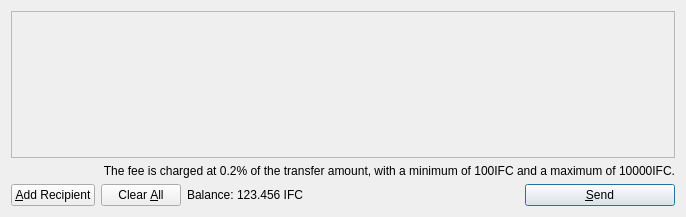
WilliamXuu/InfiniteCoin, file src/qt/forms/sendcoinsdialog.ui: the form before one commit.
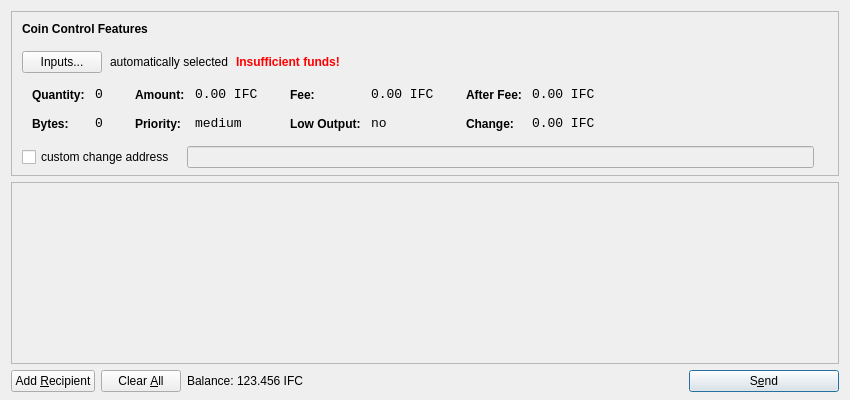
The form after the commit. Icons and pictures are not drawn.

What changed in the file:
```diff
--- a/src/qt/forms/sendcoinsdialog.ui
+++ b/src/qt/forms/sendcoinsdialog.ui
@@ -6,14 +6,615 @@
    <rect>
     <x>0</x>
     <y>0</y>
-    <width>686</width>
-    <height>217</height>
+    <width>850</width>
+    <height>400</height>
    </rect>
   </property>
   <property name="windowTitle">
    <string>Send Coins</string>
   </property>
-  <layout class="QVBoxLayout" name="verticalLayout">
+  <layout class="QVBoxLayout" name="verticalLayout" stretch="0,1,0">
+   <property name="bottomMargin">
+    <number>8</number>
+   </property>
+   <item>
+    <widget class="QFrame" name="frameCoinControl">
+     <property name="sizePolicy">
+      <sizepolicy hsizetype="Expanding" vsizetype="Expanding">
+       <horstretch>0</horstretch>
+       <verstretch>0</verstretch>
+      </sizepolicy>
+     </property>
+     <property name="maximumSize">
+      <size>
+       <width>16777215</width>
+       <height>16777215</height>
+      </size>
+     </property>
+     <property name="frameShape">
+      <enum>QFrame::StyledPanel</enum>
+     </property>
+     <property name="frameShadow">
+      <enum>QFrame::Sunken</enum>
+     </property>
+     <layout class="QVBoxLayout" name="verticalLayoutCoinControl2">
+      <property name="spacing">
+       <number>-1</number>
+      </property>
+      <property name="leftMargin">
+       <number>0</number>
+      </property>
+      <property name="topMargin">
+       <number>0</number>
+      </property>
+      <property name="rightMargin">
+       <number>0</number>
+      </property>
+      <property name="bottomMargin">
+       <number>6</number>
+      </property>
+      <item>
+       <layout class="QVBoxLayout" name="verticalLayoutCoinControl" stretch="0,0,0,0,1">
+        <property name="spacing">
+         <number>0</number>
+        </property>
+        <property name="leftMargin">
+         <number>10</number>
+        </property>
+        <property name="topMargin">
+         <number>10</number>
+        </property>
+        <item>
+         <layout class="QHBoxLayout" name="horizontalLayoutCoinControl1">
+          <property name="bottomMargin">
+           <number>15</number>
+          </property>
+          <item>
+           <widget class="QLabel" name="labelCoinControlFeatures">
+            <property name="sizePolicy">
+             <sizepolicy hsizetype="Preferred" vsizetype="Maximum">
+              <horstretch>0</horstretch>
+              <verstretch>0</verstretch>
+             </sizepolicy>
+            </property>
+            <property name="font">
+             <font>
+              <weight>75</weight>
+              <bold>true</bold>
+             </font>
+            </property>
+            <property name="styleSheet">
+             <string notr="true">font-weight:bold;</string>
+            </property>
+            <property name="text">
+             <string>Coin Control Features</string>
+            </property>
+           </widget>
+          </item>
+         </layout>
+        </item>
+        <item>
+         <layout class="QHBoxLayout" name="horizontalLayoutCoinControl2" stretch="0,0,0,0">
+          <property name="spacing">
+           <number>8</number>
+          </property>
+          <property name="bottomMargin">
+           <number>10</number>
+          </property>
+          <item>
+           <widget class="QPushButton" name="pushButtonCoinControl">
+            <property name="styleSheet">
+             <string notr="true"/>
+            </property>
+            <property name="text">
+             <string>Inputs...</string>
+            </property>
+           </widget>
+          </item>
+          <item>
+           <widget class="QLabel" name="labelCoinControlAutomaticallySelected">
+            <property name="text">
+             <string>automatically selected</string>
+            </property>
+            <property name="margin">
+             <number>5</number>
+            </property>
+           </widget>
+          </item>
+          <item>
+           <widget class="QLabel" name="labelCoinControlInsuffFunds">
+            <property name="font">
+             <font>
+              <weight>75</weight>
+              <bold>true</bold>
+             </font>
+            </property>
+            <property name="styleSheet">
+             <string notr="true">color:red;font-weight:bold;</string>
+            </property>
+            <property name="text">
+             <string>Insufficient funds!</string>
+            </property>
+            <property name="margin">
+             <number>5</number>
+            </property>
+           </widget>
+          </item>
+          <item>
+           <spacer name="horizontalSpacerCoinControl">
+            <property name="orientation">
+             <enum>Qt::Horizontal</enum>
+            </property>
+            <property name="sizeHint" stdset="0">
+             <size>
+              <width>40</width>
+              <height>1</height>
+             </size>
+            </property>
+           </spacer>
+          </item>
+         </layout>
+        </item>
+        <item>
+         <widget class="QWidget" name="widgetCoinControl" native="true">
+          <property name="sizePolicy">
+           <sizepolicy hsizetype="Preferred" vsizetype="Preferred">
+            <horstretch>0</horstretch>
+            <verstretch>0</verstretch>
+           </sizepolicy>
+          </property>
+          <property name="minimumSize">
+           <size>
+            <width>0</width>
+            <height>0</height>
+           </size>
+          </property>
+          <property name="styleSheet">
+           <string notr="true"/>
+          </property>
+          <layout class="QHBoxLayout" name="horizontalLayoutCoinControl5">
+           <property name="margin">
+            <number>0</number>
+           </property>
+           <item>
+            <layout class="QHBoxLayout" name="horizontalLayoutCoinControl3" stretch="0,0,0,1">
+             <property name="spacing">
+              <number>20</number>
+             </property>
+             <property name="topMargin">
+              <number>0</number>
+             </property>
+             <property name="bottomMargin">
+              <number>10</number>
+             </property>
+             <item>
+              <layout class="QFormLayout" name="formLayoutCoinControl1">
+               <property name="horizontalSpacing">
+                <number>10</number>
+               </property>
+               <property name="verticalSpacing">
+                <number>14</number>
+               </property>
+               <property name="leftMargin">
+                <number>10</number>
+               </property>
+               <property name="topMargin">
+                <number>4</number>
+               </property>
+               <property name="rightMargin">
+                <number>6</number>
+               </property>
+               <item row="0" column="0">
+                <widget class="QLabel" name="labelCoinControlQuantityText">
+                 <property name="styleSheet">
+                  <string notr="true">font-weight:bold;</string>
+                 </property>
+                 <property name="text">
+                  <string>Quantity:</string>
+                 </property>
+                 <property name="margin">
+                  <number>0</number>
+                 </property>
+                </widget>
+               </item>
+               <item row="0" column="1">
+                <widget class="QLabel" name="labelCoinControlQuantity">
+                 <property name="font">
+                  <font>
+                   <family>Monospace</family>
+                   <pointsize>10</pointsize>
+                  </font>
+                 </property>
+                 <property name="cursor">
+                  <cursorShape>IBeamCursor</cursorShape>
+                 </property>
+                 <property name="contextMenuPolicy">
+                  <enum>Qt::ActionsContextMenu</enum>
+                 </property>
+                 <property name="text">
+                  <string notr="true">0</string>
+                 </property>
+                 <property name="margin">
+                  <number>0</number>
+                 </property>
+                 <property name="textInteractionFlags">
+                  <set>Qt::LinksAccessibleByMouse|Qt::TextSelectableByKeyboard|Qt::TextSelectableByMouse</set>
+                 </property>
+                </widget>
+               </item>
+               <item row="1" column="0">
+                <widget class="QLabel" name="labelCoinControlBytesText">
+                 <property name="styleSheet">
+                  <string notr="true">font-weight:bold;</string>
+                 </property>
+                 <property name="text">
+                  <string>Bytes:</string>
+                 </property>
+                </widget>
+               </item>
+               <item row="1" column="1">
+                <widget class="QLabel" name="labelCoinControlBytes">
+                 <property name="font">
+                  <font>
+                   <family>Monospace</family>
+                   <pointsize>10</pointsize>
+                  </font>
+                 </property>
+                 <property name="cursor">
+                  <cursorShape>IBeamCursor</cursorShape>
+                 </property>
+                 <property name="contextMenuPolicy">
+                  <enum>Qt::ActionsContextMenu</enum>
+                 </property>
+                 <property name="text">
+                  <string notr="true">0</string>
+                 </property>
+                 <property name="textInteractionFlags">
+                  <set>Qt::LinksAccessibleByMouse|Qt::TextSelectableByKeyboard|Qt::TextSelectableByMouse</set>
+                 </property>
+                </widget>
+               </item>
+              </layout>
+             </item>
+             <item>
+              <layout class="QFormLayout" name="formLayoutCoinControl2">
+               <property name="horizontalSpacing">
+                <number>10</number>
+               </property>
+               <property name="verticalSpacing">
+                <number>14</number>
+               </property>
+               <property name="leftMargin">
+                <number>6</number>
+               </property>
+               <property name="topMargin">
+                <number>4</number>
+               </property>
+               <property name="rightMargin">
+                <number>6</number>
+               </property>
+               <item row="0" column="0">
+                <widget class="QLabel" name="labelCoinControlAmountText">
+                 <property name="styleSheet">
+                  <string notr="true">font-weight:bold;</string>
+                 </property>
+                 <property name="text">
+                  <string>Amount:</string>
+                 </property>
+                 <property name="margin">
+                  <number>0</number>
+                 </property>
+                </widget>
+               </item>
+               <item row="0" column="1">
+                <widget class="QLabel" name="labelCoinControlAmount">
+                 <property name="font">
+                  <font>
+                   <family>Monospace</family>
+                   <pointsize>10</pointsize>
+                  </font>
+                 </property>
+                 <property name="cursor">
+                  <cursorShape>IBeamCursor</cursorShape>
+                 </property>
+                 <property name="contextMenuPolicy">
+                  <enum>Qt::ActionsContextMenu</enum>
+                 </property>
+                 <property name="text">
+                  <string notr="true">0.00 IFC</string>
+                 </property>
+                 <property name="textInteractionFlags">
+                  <set>Qt::LinksAccessibleByMouse|Qt::TextSelectableByKeyboard|Qt::TextSelectableByMouse</set>
+                 </property>
+                </widget>
+               </item>
+               <item row="1" column="0">
+                <widget class="QLabel" name="labelCoinControlPriorityText">
+                 <property name="styleSheet">
+                  <string notr="true">font-weight:bold;</string>
+                 </property>
+                 <property name="text">
+                  <string>Priority:</string>
+                 </property>
+                </widget>
+               </item>
+               <item row="1" column="1">
+                <widget class="QLabel" name="labelCoinControlPriority">
+                 <property name="font">
+                  <font>
+                   <family>Monospace</family>
+                   <pointsize>10</pointsize>
+                  </font>
+                 </property>
+                 <property name="cursor">
+                  <cursorShape>IBeamCursor</cursorShape>
+                 </property>
+                 <property name="contextMenuPolicy">
+                  <enum>Qt::ActionsContextMenu</enum>
+                 </property>
+                 <property name="text">
+                  <string>medium</string>
+                 </property>
+                 <property name="textInteractionFlags">
+                  <set>Qt::LinksAccessibleByMouse|Qt::TextSelectableByKeyboard|Qt::TextSelectableByMouse</set>
+                 </property>
+                </widget>
+               </item>
+              </layout>
+             </item>
+             <item>
+              <layout class="QFormLayout" name="formLayoutCoinControl3">
+               <property name="horizontalSpacing">
+                <number>10</number>
+               </property>
+               <property name="verticalSpacing">
+                <number>14</number>
+               </property>
+               <property name="leftMargin">
+                <number>6</number>
+               </property>
+               <property name="topMargin">
+                <number>4</number>
+               </property>
+               <property name="rightMargin">
+                <number>6</number>
+               </property>
+               <item row="0" column="0">
+                <widget class="QLabel" name="labelCoinControlFeeText">
+                 <property name="styleSheet">
+                  <string notr="true">font-weight:bold;</string>
+                 </property>
+                 <property name="text">
+                  <string>Fee:</string>
+                 </property>
+                 <property name="margin">
+                  <number>0</number>
+                 </property>
+                </widget>
+               </item>
+               <item row="0" column="1">
+                <widget class="QLabel" name="labelCoinControlFee">
+                 <property name="font">
+                  <font>
+                   <family>Monospace</family>
+                   <pointsize>10</pointsize>
+                  </font>
+                 </property>
+                 <property name="cursor">
+                  <cursorShape>IBeamCursor</cursorShape>
+                 </property>
+                 <property name="contextMenuPolicy">
+                  <enum>Qt::ActionsContextMenu</enum>
+                 </property>
+                 <property name="text">
+                  <string notr="true">0.00 IFC</string>
+                 </property>
+                 <property name="textInteractionFlags">
+                  <set>Qt::LinksAccessibleByMouse|Qt::TextSelectableByKeyboard|Qt::TextSelectableByMouse</set>
+                 </property>
+                </widget>
+               </item>
+               <item row="1" column="0">
+                <widget class="QLabel" name="labelCoinControlLowOutputText">
+                 <property name="styleSheet">
+                  <string notr="true">font-weight:bold;</string>
+                 </property>
+                 <property name="text">
+                  <string>Low Output:</string>
+                 </property>
+                </widget>
+               </item>
+               <item row="1" column="1">
+                <widget class="QLabel" name="labelCoinControlLowOutput">
+                 <property name="font">
+                  <font>
+                   <family>Monospace</family>
+                   <pointsize>10</pointsize>
+                  </font>
+                 </property>
+                 <property name="cursor">
+                  <cursorShape>IBeamCursor</cursorShape>
+                 </property>
+                 <property name="contextMenuPolicy">
+                  <enum>Qt::ActionsContextMenu</enum>
+                 </property>
+                 <property name="text">
+                  <string>no</string>
+                 </property>
+                 <property name="textInteractionFlags">
+                  <set>Qt::LinksAccessibleByMouse|Qt::TextSelectableByKeyboard|Qt::TextSelectableByMouse</set>
+                 </property>
+                </widget>
+               </item>
+              </layout>
+             </item>
+             <item>
+              <layout class="QFormLayout" name="formLayoutCoinControl4">
+               <property name="horizontalSpacing">
+                <number>10</number>
+               </property>
+               <property name="verticalSpacing">
+                <number>14</number>
+               </property>
+               <property name="leftMargin">
+                <number>6</number>
+               </property>
+               <property name="topMargin">
+                <number>4</number>
+               </property>
+               <property name="rightMargin">
+                <number>6</number>
+               </property>
+               <item row="0" column="0">
+                <widget class="QLabel" name="labelCoinControlAfterFeeText">
+                 <property name="styleSheet">
+                  <string notr="true">font-weight:bold;</string>
+                 </property>
+                 <property name="text">
+                  <string>After Fee:</string>
+                 </property>
+                 <property name="margin">
+                  <number>0</number>
+                 </property>
+                </widget>
+               </item>
+               <item row="0" column="1">
+                <widget class="QLabel" name="labelCoinControlAfterFee">
+                 <property name="font">
+                  <font>
+                   <family>Monospace</family>
+                   <pointsize>10</pointsize>
+                  </font>
+                 </property>
+                 <property name="cursor">
+                  <cursorShape>IBeamCursor</cursorShape>
+                 </property>
+                 <property name="contextMenuPolicy">
+                  <enum>Qt::ActionsContextMenu</enum>
+                 </property>
+                 <property name="text">
+                  <string notr="true">0.00 IFC</string>
+                 </property>
+                 <property name="textInteractionFlags">
+                  <set>Qt::LinksAccessibleByMouse|Qt::TextSelectableByKeyboard|Qt::TextSelectableByMouse</set>
+                 </property>
+                </widget>
+               </item>
+               <item row="1" column="0">
+                <widget class="QLabel" name="labelCoinControlChangeText">
+                 <property name="styleSheet">
+                  <string notr="true">font-weight:bold;</string>
+                 </property>
+                 <property name="text">
+                  <string>Change:</string>
+                 </property>
+                </widget>
+               </item>
+               <item row="1" column="1">
+                <widget class="QLabel" name="labelCoinControlChange">
+                 <property name="font">
+                  <font>
+                   <family>Monospace</family>
+                   <pointsize>10</pointsize>
+                  </font>
+                 </property>
+                 <property name="cursor">
+                  <cursorShape>IBeamCursor</cursorShape>
+                 </property>
+                 <property name="contextMenuPolicy">
+                  <enum>Qt::ActionsContextMenu</enum>
+                 </property>
+                 <property name="text">
+                  <string notr="true">0.00 IFC</string>
+                 </property>
+                 <property name="textInteractionFlags">
+                  <set>Qt::LinksAccessibleByMouse|Qt::TextSelectableByKeyboard|Qt::TextSelectableByMouse</set>
+                 </property>
+                </widget>
+               </item>
+              </layout>
+             </item>
+            </layout>
+           </item>
+          </layout>
+         </widget>
+        </item>
+        <item>
+         <layout class="QHBoxLayout" name="horizontalLayoutCoinControl4" stretch="0,0,0">
+          <property name="spacing">
+           <number>12</number>
+          </property>
+          <property name="sizeConstraint">
+           <enum>QLayout::SetDefaultConstraint</enum>
+          </property>
+          <property name="topMargin">
+           <number>5</number>
+          </property>
+          <property name="rightMargin">
+           <number>5</number>
+          </property>
+          <item>
+           <widget class="QCheckBox" name="checkBoxCoinControlChange">
+            <property name="text">
+             <string>custom change address</string>
+            </property>
+           </widget>
+          </item>
+          <item>
+           <widget class="QLineEdit" name="lineEditCoinControlChange">
+            <property name="enabled">
+             <bool>false</bool>
+            </property>
+            <property name="sizePolicy">
+             <sizepolicy hsizetype="Expanding" vsizetype="Fixed">
+              <horstretch>0</horstretch>
+              <verstretch>0</verstretch>
+             </sizepolicy>
+            </property>
+           </widget>
+          </item>
+          <item>
+           <widget class="QLabel" name="labelCoinControlChangeLabel">
+            <property name="sizePolicy">
+             <sizepolicy hsizetype="Preferred" vsizetype="Expanding">
+              <horstretch>0</horstretch>
+              <verstretch>0</verstretch>
+             </sizepolicy>
+            </property>
+            <property name="minimumSize">
+             <size>
+              <width>0</width>
+              <height>0</height>
+             </size>
+            </property>
+            <property name="text">
+             <string/>
+            </property>
+            <property name="margin">
+             <number>3</number>
+            </property>
+           </widget>
+          </item>
+         </layout>
+        </item>
+        <item>
+         <spacer name="verticalSpacerCoinControl">
+          <property name="orientation">
+           <enum>Qt::Vertical</enum>
+          </property>
+          <property name="sizeHint" stdset="0">
+           <size>
+            <width>800</width>
+            <height>1</height>
+           </size>
+          </property>
+         </spacer>
+        </item>
+       </layout>
+      </item>
+     </layout>
+    </widget>
+   </item>
    <item>
     <widget class="QScrollArea" name="scrollArea">
      <property name="widgetResizable">
@@ -24,8 +625,8 @@
        <rect>
         <x>0</x>
         <y>0</y>
-        <width>666</width>
-        <height>145</height>
+        <width>830</width>
+        <height>165</height>
        </rect>
       </property>
       <layout class="QVBoxLayout" name="verticalLayout_2">
@@ -65,23 +666,6 @@
      </widget>
     </widget>
    </item>
-   <item>
-    <layout class="QHBoxLayout" name="horizontalLayout_3">
-     <item>
-      <widget class="QLabel" name="label_2">
-       <property name="text">
-        <string extracomment="111">The fee is charged at 0.2% of the transfer amount, with a minimum of 100IFC and a maximum of 10000IFC.</string>
-       </property>
-       <property name="textFormat">
-        <enum>Qt::PlainText</enum>
-       </property>
-       <property name="alignment">
-        <set>Qt::AlignRight|Qt::AlignTrailing|Qt::AlignVCenter</set>
-       </property>
-      </widget>
-     </item>
-    </layout>
-   </item>
    <item>
     <layout class="QHBoxLayout" name="horizontalLayout">
      <item>
@@ -90,7 +674,7 @@
         <string>Send to multiple recipients at once</string>
        </property>
        <property name="text">
-        <string>&amp;Add Recipient</string>
+        <string>Add &amp;Recipient</string>
        </property>
        <property name="icon">
         <iconset resource="../bitcoin.qrc">
@@ -179,7 +763,7 @@
         <string>Confirm the send action</string>
        </property>
        <property name="text">
-        <string>&amp;Send</string>
+        <string>S&amp;end</string>
        </property>
        <property name="icon">
         <iconset resource="../bitcoin.qrc">
```
Left out of the diff: 11 changed lines with no effect on the pictures.
